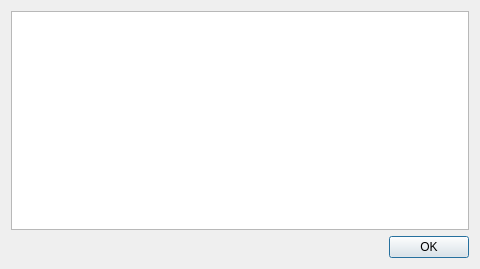
First picture: the form in src/support/updatedialog.ui, repository GAMS-dev/studio, before the edit.
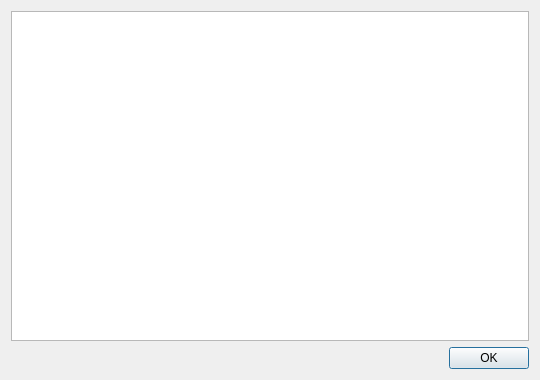
Second picture: the form after the edit.

Patch:
```diff
--- a/src/support/updatedialog.ui
+++ b/src/support/updatedialog.ui
@@ -6,16 +6,22 @@
    <rect>
     <x>0</x>
     <y>0</y>
-    <width>480</width>
-    <height>269</height>
+    <width>540</width>
+    <height>380</height>
    </rect>
   </property>
+  <property name="minimumSize">
+   <size>
+    <width>540</width>
+    <height>380</height>
+   </size>
+  </property>
   <property name="windowTitle">
    <string>Check for Update</string>
   </property>
   <layout class="QVBoxLayout" name="verticalLayout">
    <item>
-    <widget class="QTextEdit" name="updateInfo">
+    <widget class="QTextBrowser" name="updateInfo">
      <property name="readOnly">
       <bool>true</bool>
      </property>
```
Left out of the diff: 9 changed lines with no effect on the pictures.
